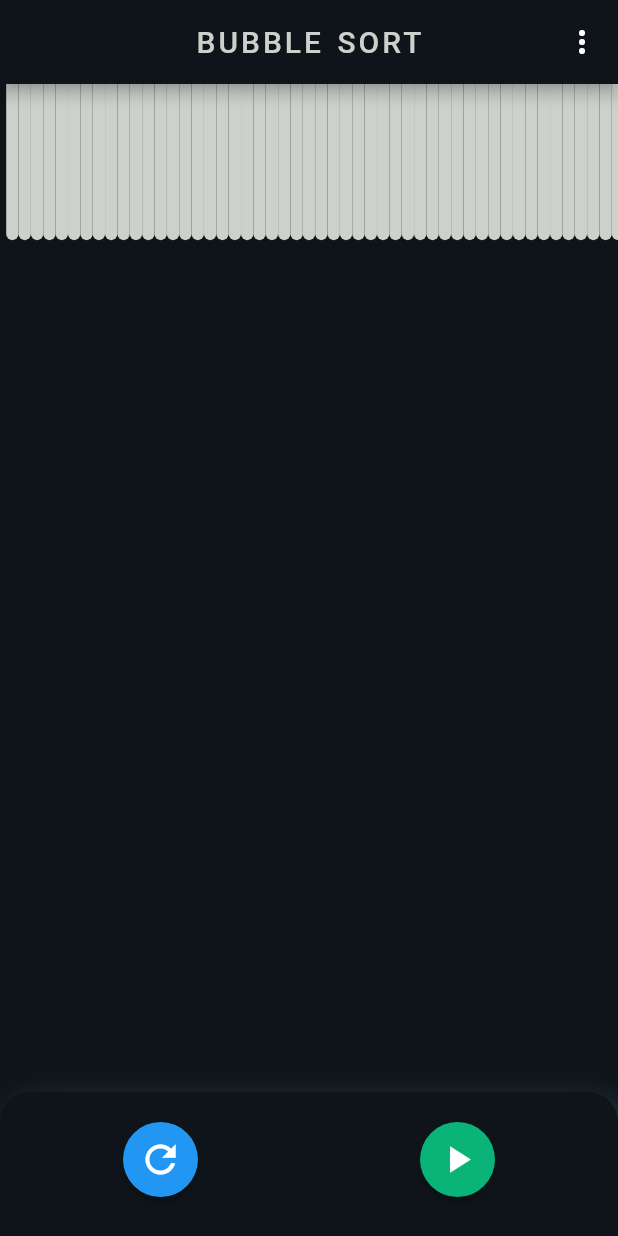
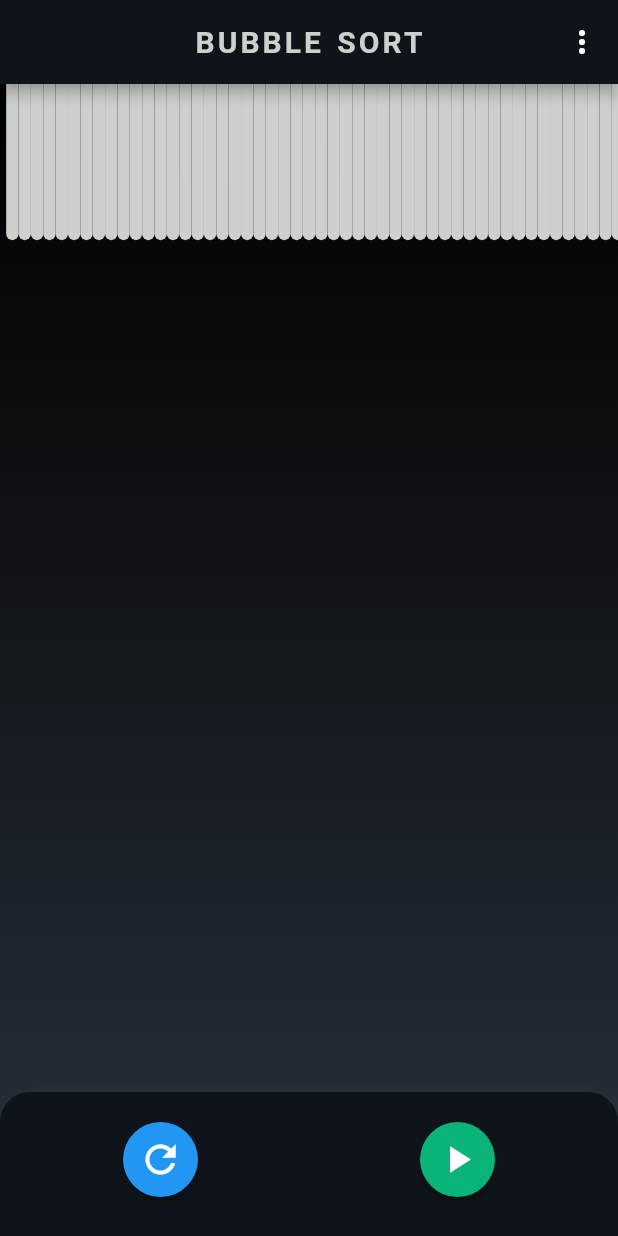
Before and after one commit to jaiswal4sudeep/SortItOut-Sorting_Visualizer, a Flutter app: the screen it shows after launch, on a phone screen of 412 x 824 dp. Run offline on Flutter 3.47's test engine with Material 2 defaults, Android fonts, the light colour scheme and no system bars.

Commit message:
Some changes in UI

```diff
--- a/lib/pages/home_page.dart
+++ b/lib/pages/home_page.dart
@@ -232,7 +232,7 @@ class _HomePageState extends State<HomePage> {
     int counter = 0;
     return Scaffold(
       key: scaffoldKey,
-      backgroundColor: const Color(0xFF0E1419),
+      backgroundColor: Colors.transparent,
       appBar: AppBar(
         centerTitle: true,
         title: Text(
@@ -241,6 +241,7 @@ class _HomePageState extends State<HomePage> {
             color: Color(0xFFCDD1CC),
             letterSpacing: 2.0,
             wordSpacing: 2.0,
+            fontWeight: FontWeight.w600,
           ),
         ),
         backgroundColor: const Color(0xFF0E1419),
@@ -402,6 +403,20 @@ class _HomePageState extends State<HomePage> {
         },
         child: Stack(
           children: [
+            Container(
+              width: double.infinity,
+              height: double.infinity,
+              decoration: const BoxDecoration(
+                gradient: LinearGradient(
+                  begin: Alignment.bottomCenter,
+                  end: Alignment.topCenter,
+                  colors: [
+                    Color(0xFF28313B),
+                    Color(0xFF000000),
+                  ],
+                ),
+              ),
+            ),
             Row(
               children: numbers.map((int number) {
                 counter++;
```
